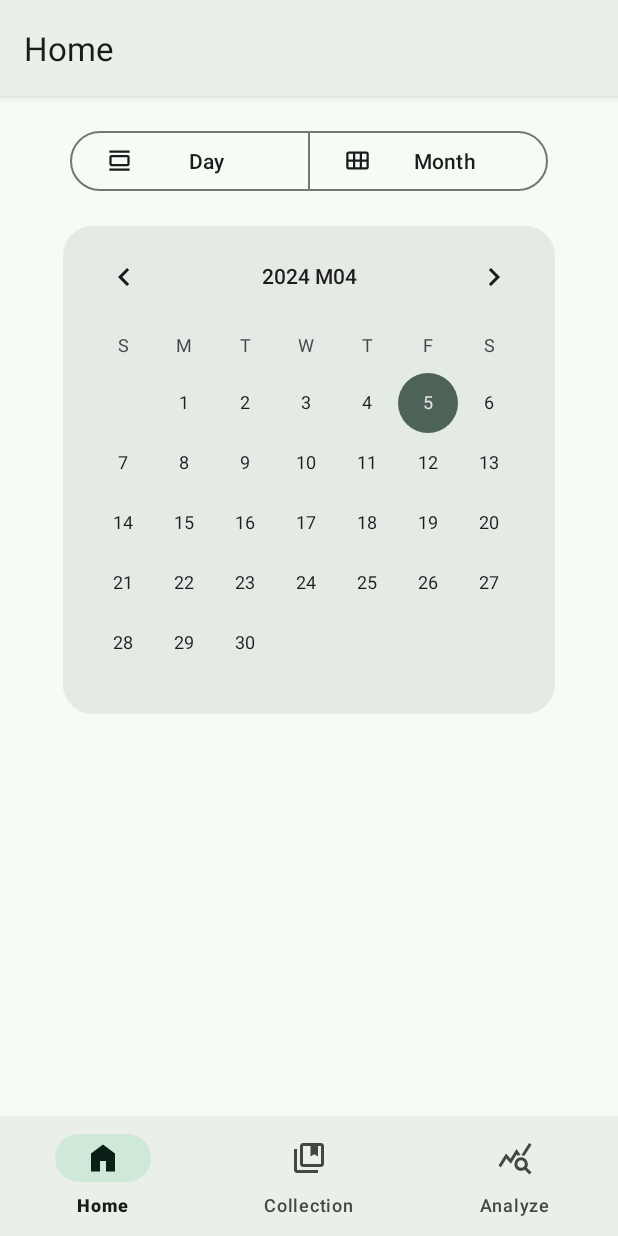
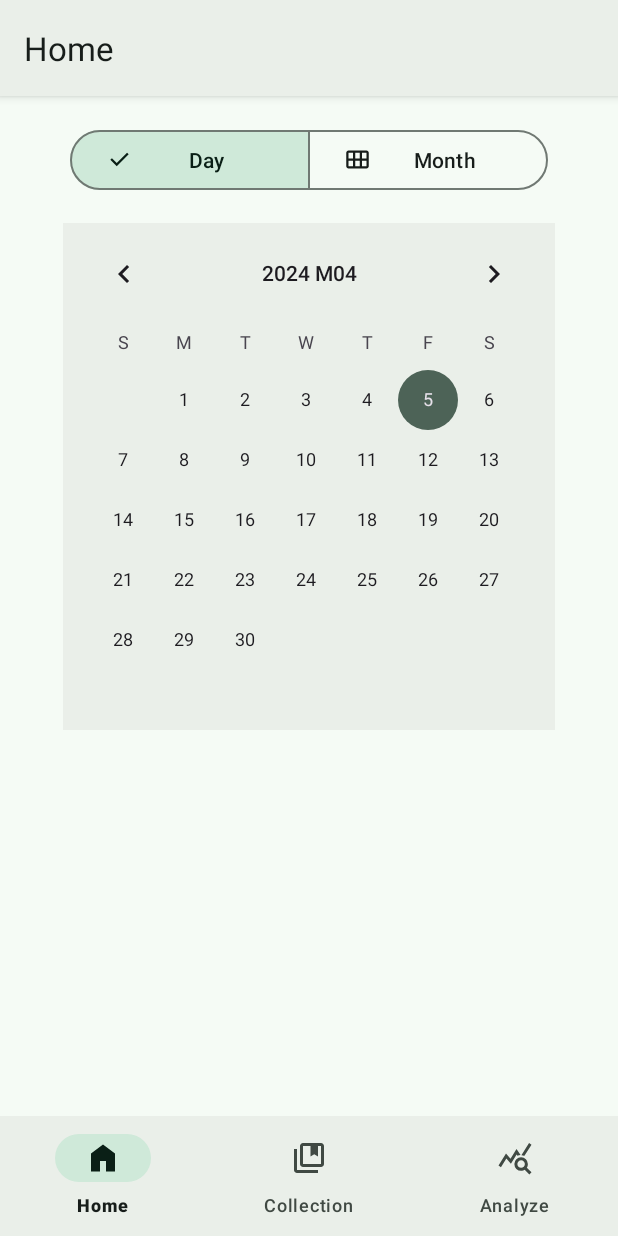
Before and after one commit to hatezero014/DA_DiaryApp, an Android app: the screen it shows after launch (MainActivity), on a phone screen of 412 x 824 dp. Run offline under Robolectric (Android 15) with nearby library versions, the phone set to English and light mode, and no system bars; our stand-ins replace navigation-ui.

```diff
--- a/app/src/main/java/com/example/doan_diaryapp/ChangeReminderTime.java
+++ b/app/src/main/java/com/example/doan_diaryapp/ChangeReminderTime.java
@@ -38,7 +38,7 @@ public class ChangeReminderTime extends BaseActivity {
 
     private void openDiaLog()
     {
-        // Material Design Timepicker
+        // Material Design Timepicker (todo: change setHour and setMinute to user settings)
         FragmentManager fragmentManager = getSupportFragmentManager();
         MaterialTimePicker picker = new MaterialTimePicker.Builder()
                         .setTimeFormat(TimeFormat.CLOCK_24H)
--- /dev/null
+++ b/app/src/main/res/drawable/common_check.xml
@@ -0,0 +1,9 @@
+<vector xmlns:android="http://schemas.android.com/apk/res/android"
+    android:width="24dp"
+    android:height="24dp"
+    android:viewportWidth="960"
+    android:viewportHeight="960">
+    <path
+        android:fillColor="#FF000000"
+        android:pathData="M382,720 L154,492l57,-57 171,171 367,-367 57,57 -424,424Z"/>
+</vector>
--- a/app/src/main/res/drawable/custom_dialog_display_mode.xml
+++ b/app/src/main/res/drawable/custom_dialog_display_mode.xml
@@ -1,5 +1,5 @@
 <?xml version="1.0" encoding="utf-8"?>
 <shape xmlns:android="http://schemas.android.com/apk/res/android">
-    <corners android:radius="30dp"/>
+    <corners android:radius="28dp"/>
     <solid android:color="@color/md_theme_surfaceContainerHigh"/>
 </shape>
--- a/app/src/main/res/drawable/ic_rounded_calendar.xml
+++ b/app/src/main/res/drawable/ic_rounded_calendar.xml
@@ -1,5 +1,5 @@
 <?xml version="1.0" encoding="utf-8"?>
 <shape xmlns:android="http://schemas.android.com/apk/res/android">
-    <solid android:color="#E4EAE4"/>
-    <corners android:radius="20dp"/>
+    <solid android:color="@color/md_theme_surfaceContainer"/>
+    <corners android:radius="28dp"/>
 </shape>
--- a/app/src/main/res/drawable/main_home_dayview.xml
+++ b/app/src/main/res/drawable/main_home_dayview.xml
@@ -1,9 +1,7 @@
-<vector xmlns:android="http://schemas.android.com/apk/res/android"
-    android:width="24dp"
-    android:height="24dp"
-    android:viewportWidth="960"
-    android:viewportHeight="960">
-  <path
-      android:fillColor="#FF000000"
-      android:pathData="M200,680q-33,0 -56.5,-23.5T120,600v-240q0,-33 23.5,-56.5T200,280h560q33,0 56.5,23.5T840,360v240q0,33 -23.5,56.5T760,680L200,680ZM200,600h560v-240L200,360v240ZM120,200v-80h720v80L120,200ZM120,840v-80h720v80L120,840ZM200,360v240,-240Z"/>
-</vector>
+<?xml version="1.0" encoding="utf-8"?>
+<selector xmlns:android="http://schemas.android.com/apk/res/android">
+    <item android:state_checked="true"
+        android:drawable="@drawable/common_check" />
+    <item android:state_checked="false"
+        android:drawable="@drawable/state_normal_main_home_dayview" />
+</selector>
--- a/app/src/main/res/drawable/main_home_monthview.xml
+++ b/app/src/main/res/drawable/main_home_monthview.xml
@@ -1,9 +1,7 @@
-<vector xmlns:android="http://schemas.android.com/apk/res/android"
-    android:width="24dp"
-    android:height="24dp"
-    android:viewportWidth="960"
-    android:viewportHeight="960">
-  <path
-      android:fillColor="#FF000000"
-      android:pathData="M160,800q-33,0 -56.5,-23.5T80,720v-480q0,-33 23.5,-56.5T160,160h640q33,0 56.5,23.5T880,240v480q0,33 -23.5,56.5T800,800L160,800ZM160,440h160v-200L160,240v200ZM400,440h160v-200L400,240v200ZM640,440h160v-200L640,240v200ZM320,720v-200L160,520v200h160ZM400,720h160v-200L400,520v200ZM640,720h160v-200L640,520v200Z"/>
-</vector>
+<?xml version="1.0" encoding="utf-8"?>
+<selector xmlns:android="http://schemas.android.com/apk/res/android">
+    <item android:state_checked="true"
+        android:drawable="@drawable/common_check" />
+    <item android:state_checked="false"
+        android:drawable="@drawable/state_normal_main_home_monthview" />
+</selector>
--- /dev/null
+++ b/app/src/main/res/drawable/state_normal_main_home_dayview.xml
@@ -0,0 +1,9 @@
+<vector xmlns:android="http://schemas.android.com/apk/res/android"
+    android:width="24dp"
+    android:height="24dp"
+    android:viewportWidth="960"
+    android:viewportHeight="960">
+  <path
+      android:fillColor="#FF000000"
+      android:pathData="M200,680q-33,0 -56.5,-23.5T120,600v-240q0,-33 23.5,-56.5T200,280h560q33,0 56.5,23.5T840,360v240q0,33 -23.5,56.5T760,680L200,680ZM200,600h560v-240L200,360v240ZM120,200v-80h720v80L120,200ZM120,840v-80h720v80L120,840ZM200,360v240,-240Z"/>
+</vector>
--- /dev/null
+++ b/app/src/main/res/drawable/state_normal_main_home_monthview.xml
@@ -0,0 +1,9 @@
+<vector xmlns:android="http://schemas.android.com/apk/res/android"
+    android:width="24dp"
+    android:height="24dp"
+    android:viewportWidth="960"
+    android:viewportHeight="960">
+  <path
+      android:fillColor="#FF000000"
+      android:pathData="M160,800q-33,0 -56.5,-23.5T80,720v-480q0,-33 23.5,-56.5T160,160h640q33,0 56.5,23.5T880,240v480q0,33 -23.5,56.5T800,800L160,800ZM160,440h160v-200L160,240v200ZM400,440h160v-200L400,240v200ZM640,440h160v-200L640,240v200ZM320,720v-200L160,520v200h160ZM400,720h160v-200L400,520v200ZM640,720h160v-200L640,520v200Z"/>
+</vector>
--- a/app/src/main/res/layout/activity_share.xml
+++ b/app/src/main/res/layout/activity_share.xml
@@ -6,6 +6,7 @@
     android:layout_width="match_parent"
     android:layout_height="match_parent"
     tools:context=".ShareActivity">
+
 
     <ImageView
         android:id="@+id/imageView"
@@ -18,4 +19,5 @@
         app:layout_constraintStart_toStartOf="parent"
         app:layout_constraintTop_toTopOf="parent"
         app:layout_constraintVertical_bias="0.5" />
+
 </androidx.constraintlayout.widget.ConstraintLayout>
--- a/app/src/main/res/layout/fragment_home.xml
+++ b/app/src/main/res/layout/fragment_home.xml
@@ -6,12 +6,11 @@
     android:layout_height="match_parent"
     tools:context=".ui.home.HomeFragment">
 
-
     <com.google.android.material.button.MaterialButtonToggleGroup
         android:id="@+id/toggleGroup"
         android:layout_width="wrap_content"
         android:layout_height="wrap_content"
-        app:checkedButton="@+id/firstButton"
+        app:checkedButton="@+id/ButtonDay"
         app:layout_constraintBottom_toTopOf="@+id/calendarView"
         app:layout_constraintEnd_toEndOf="parent"
         app:layout_constraintStart_toStartOf="parent"
@@ -20,7 +19,7 @@
 
         <Button
             android:id="@+id/ButtonDay"
-            style="?attr/materialButtonOutlinedStyle"
+            style="@style/Widget.Material3.Button.OutlinedButton"
             android:layout_width="160dp"
             android:layout_height="wrap_content"
             android:text="@string/day_view"
@@ -28,7 +27,7 @@
 
         <Button
             android:id="@+id/ButtonMonth"
-            style="?attr/materialButtonOutlinedStyle"
+            style="@style/Widget.Material3.Button.OutlinedButton"
             android:layout_width="160dp"
             android:layout_height="wrap_content"
             android:text="@string/month_view"
@@ -37,19 +36,20 @@
 
     <CalendarView
         android:id="@+id/calendarView"
+        style="calendar"
         android:layout_width="328dp"
-        android:layout_height="325dp"
-        android:background="@drawable/ic_rounded_calendar"
+        android:layout_height="wrap_content"
+        android:background="@color/md_theme_surfaceContainer"
         app:layout_constraintBottom_toBottomOf="parent"
         app:layout_constraintEnd_toEndOf="parent"
         app:layout_constraintStart_toStartOf="parent"
         app:layout_constraintTop_toTopOf="parent"
         app:layout_constraintVertical_bias="0.20" />
 
-
     <com.google.android.material.floatingactionbutton.FloatingActionButton
         android:id="@+id/ButtonAdd"
         style="@style/ThemeOverlay.Material3.FloatingActionButton.Primary"
+        android:contentDescription="@string/add_record"
         android:layout_width="wrap_content"
         android:layout_height="wrap_content"
         android:layout_margin="16dp"
--- a/app/src/main/res/layout/language_view.xml
+++ b/app/src/main/res/layout/language_view.xml
@@ -39,6 +39,6 @@
             android:layout_width="25dp"
             android:layout_height="25dp"
             android:layout_marginEnd="16dp"
-            android:src="@drawable/ic_check" />
+            android:src="@drawable/common_check" />
     </LinearLayout>
 </LinearLayout>
```
Also changed, not shown: app/src/main/res/drawable/ic_check.xml (deleted, +0 -13 lines), app/src/main/res/drawable/share_download.xml (added, +9 -0 lines), app/src/main/res/menu/toolbar_share_menu.xml (+4 -4 lines), app/src/main/res/values/strings.xml (+8 -3 lines), app/src/main/res/drawable/common_arrow.xml (renamed from app/src/main/res/drawable/ic_arrow_back.xml), app/src/main/res/drawable/share_shareimage.xml (renamed from app/src/main/res/drawable/ic_share.xml), 1 other file.
